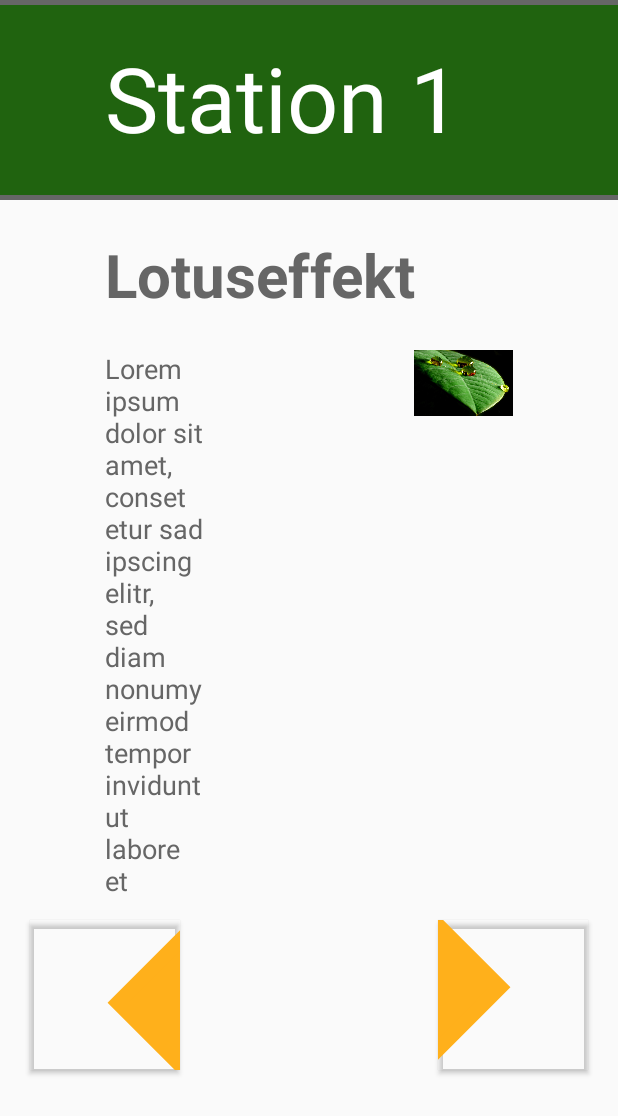
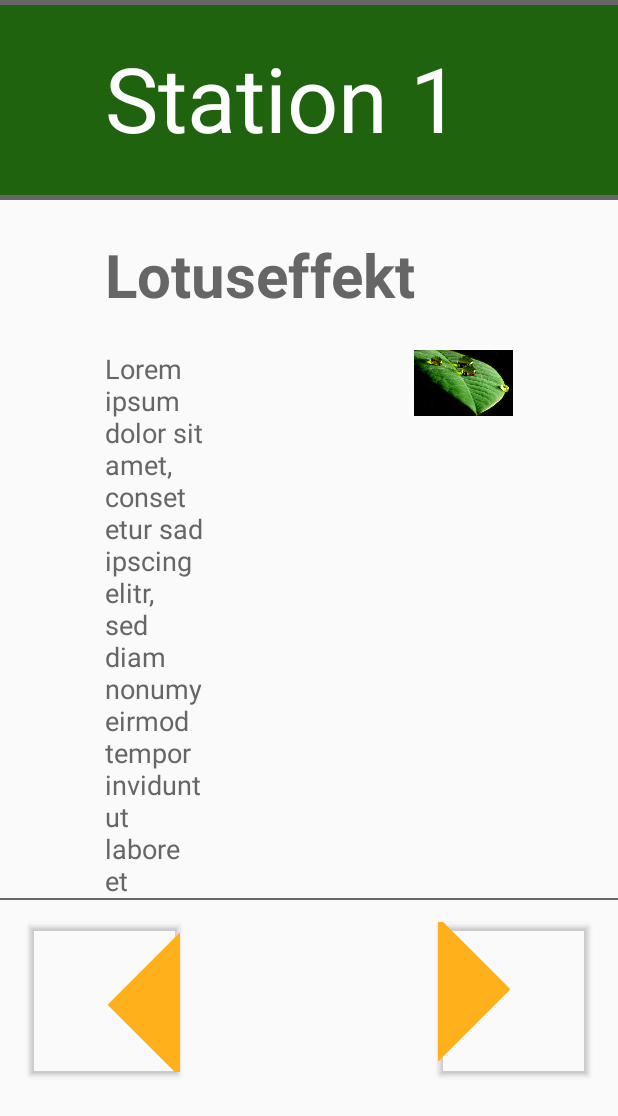
Before and after one commit to TheresiaB/eduCaching, an Android app: the layout activity_information_bild.xml on its own in the app's theme, with its tools: preview values and no code run, on a phone screen of 412 x 824 dp. Shown: the top 1116 px of the screen. Run offline under Robolectric (Android 15) with nearby library versions, the phone set to English and light mode, and no system bars.

Commit message:
projecKaro: add view in activity_information_bild

```diff
--- a/app/src/main/res/layout/activity_information_bild.xml
+++ b/app/src/main/res/layout/activity_information_bild.xml
@@ -81,7 +81,11 @@
 
             </LinearLayout>
 
-
+            <View
+                android:layout_width="match_parent"
+                android:layout_height="1dp"
+                android:background="@color/colorGrey_lines"
+                />
 
             <include
                 android:id="@+id/footer"
```
